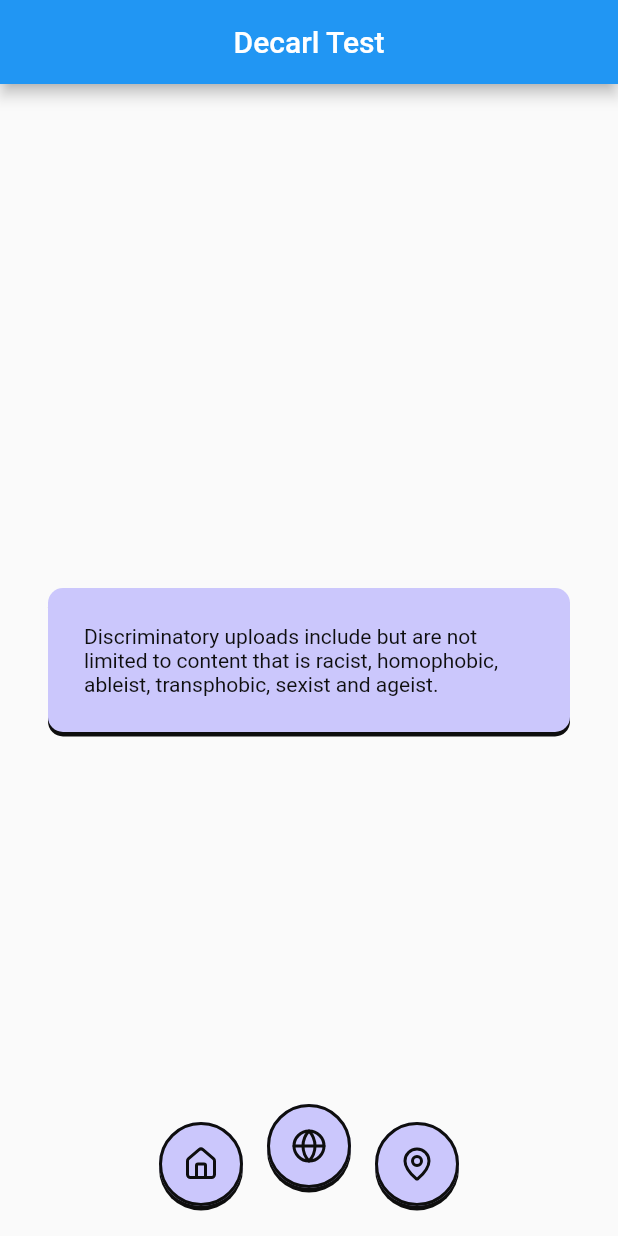
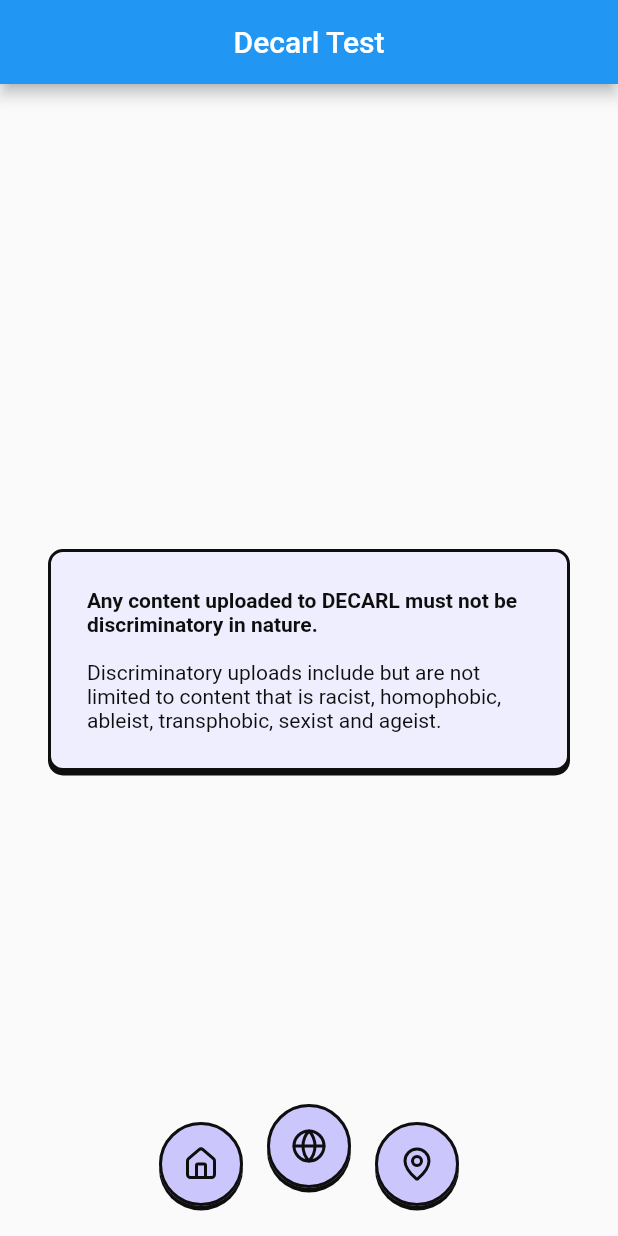
Before and after one commit to DECO-Demons/decarl, a Flutter app: the screen it shows after launch, on a phone screen of 412 x 824 dp. Run offline on Flutter 3.47's test engine with Material 2 defaults, Android fonts, the phone set to English and light mode, and no system bars; our stand-ins replace cloud_firestore, firebase_core, firebase_database, geolocator, google_maps_flutter, location and 1 more; missing offline and left inert: ar_flutter_plugin, geoflutterfire2; accounts and stored records are empty.

Commit message:
feat: optional heading can be added and displayed accordingly

```diff
--- a/lib/components/appcolors.dart
+++ b/lib/components/appcolors.dart
@@ -7,6 +7,8 @@ class AppColors {
   static const Color secondaryDefault = Color(0xFFCBC7FC);
   static const Color secondaryPressed = Color(0xFFA29FCA);
 
+  static const Color secondaryLight = Color(0xFFEFEEFE);
+
   static const Color tertiaryDefault = Color(0xFFCFFAB4);
   static const Color tertiaryPressed = Color(0xFFA6C890);
 
--- a/lib/components/textbox.dart
+++ b/lib/components/textbox.dart
@@ -35,6 +35,7 @@ class _TextBoxState extends State<CustomTextBox> {
         decoration: BoxDecoration(
           color: widget.color,
           shape: BoxShape.rectangle,
+          border: Border.all(color: AppColors.outline, width: 2),
           borderRadius: BorderRadius.circular(10),
           boxShadow: const [
             BoxShadow(
@@ -46,8 +47,20 @@ class _TextBoxState extends State<CustomTextBox> {
             ),
           ],
         ),
-        child: Text(widget.body,
-            style: const TextStyle(
-                color: AppColors.outline, decoration: TextDecoration.none)));
+        child: Column(mainAxisSize: MainAxisSize.min, children: [
+          widget.heading == null
+              ? Container()
+              : Padding(
+                  padding: const EdgeInsets.only(bottom: 16),
+                  child: Text(widget.heading!,
+                      style: const TextStyle(
+                          color: AppColors.outline,
+                          decoration: TextDecoration.none,
+                          fontWeight: FontWeight.bold)),
+                ),
+          Text(widget.body,
+              style: const TextStyle(
+                  color: AppColors.outline, decoration: TextDecoration.none)),
+        ]));
   }
 }
--- a/lib/screens/home.dart
+++ b/lib/screens/home.dart
@@ -17,7 +17,7 @@ class HomePage extends StatelessWidget {
                 "Any content uploaded to DECARL must not be discriminatory in nature.",
             body:
                 'Discriminatory uploads include but are not limited to content that is racist, homophobic, ableist, transphobic, sexist and ageist.    ',
-            color: AppColors.secondaryDefault,
+            color: AppColors.secondaryLight,
             expandable: true,
           )),
     );
```
